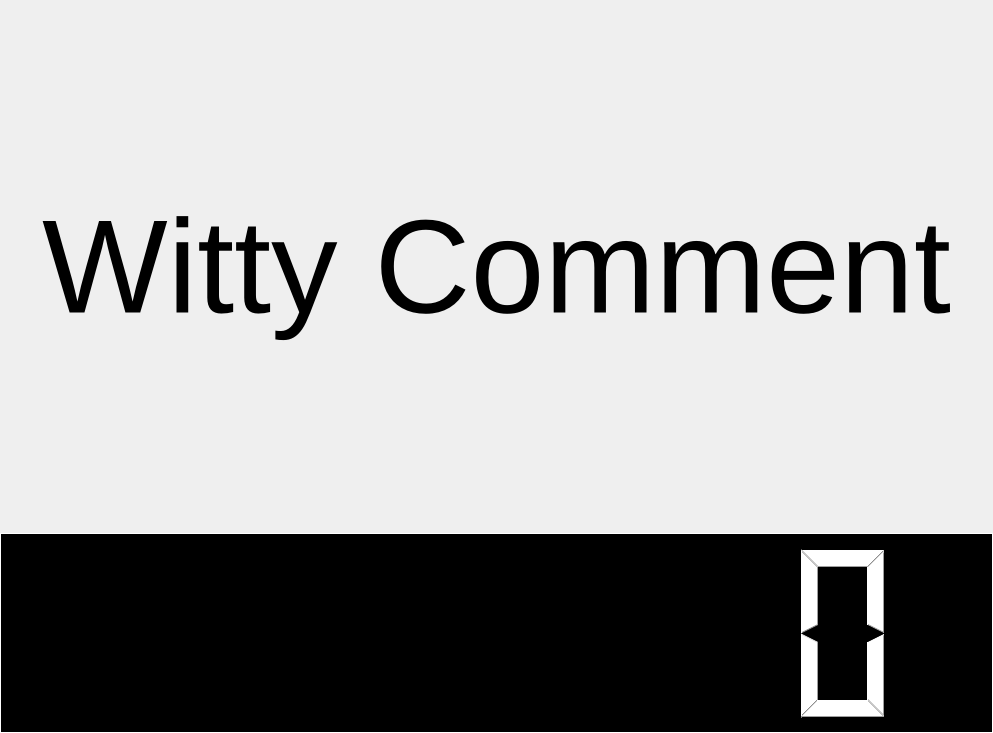
Before: the Qt Designer form ImproTron.ui in guywinterbotham/ImproTron, drawn with Qt 5.
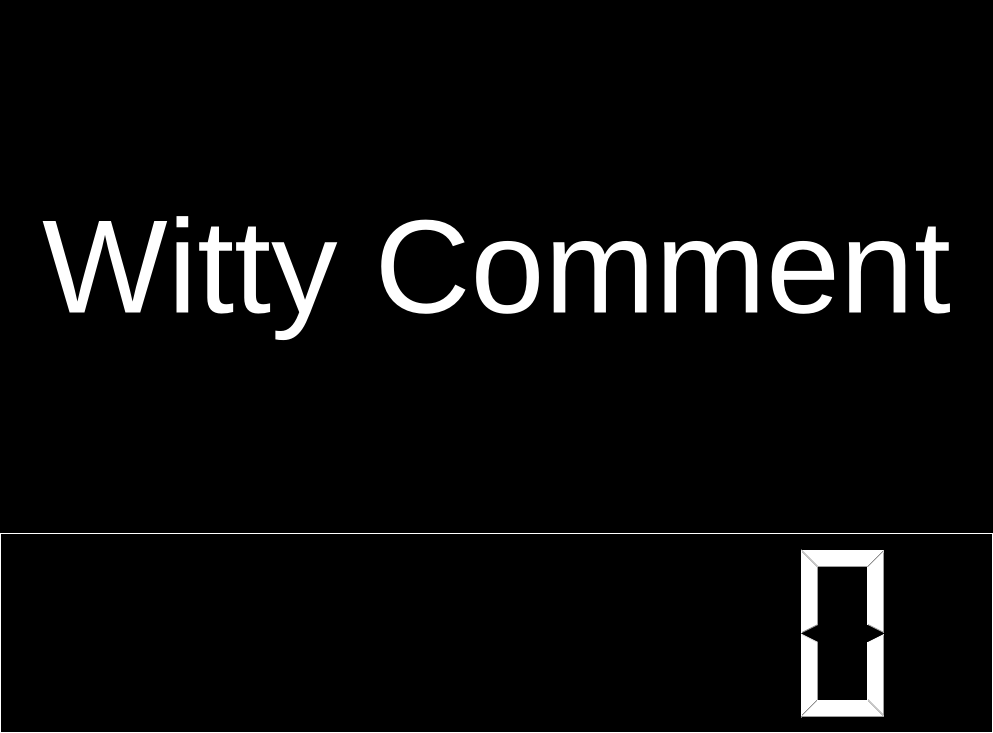
After: the same form once the commit is applied.

The edit to the form file:
```diff
--- a/ImproTron.ui
+++ b/ImproTron.ui
@@ -92,7 +92,11 @@
          </font>
         </property>
         <property name="autoFillBackground">
-         <bool>true</bool>
+         <bool>false</bool>
+        </property>
+        <property name="styleSheet">
+         <string notr="true">color: rgb(255, 255, 255);
+background-color: rgb(0, 0, 0);</string>
         </property>
         <property name="lineWidth">
          <number>0</number>
@@ -100,11 +104,17 @@
         <property name="text">
          <string>Witty Comment</string>
         </property>
+        <property name="textFormat">
+         <enum>Qt::PlainText</enum>
+        </property>
+        <property name="scaledContents">
+         <bool>false</bool>
+        </property>
         <property name="alignment">
          <set>Qt::AlignCenter</set>
         </property>
         <property name="wordWrap">
-         <bool>true</bool>
+         <bool>false</bool>
         </property>
         <property name="textInteractionFlags">
          <set>Qt::NoTextInteraction</set>
```
